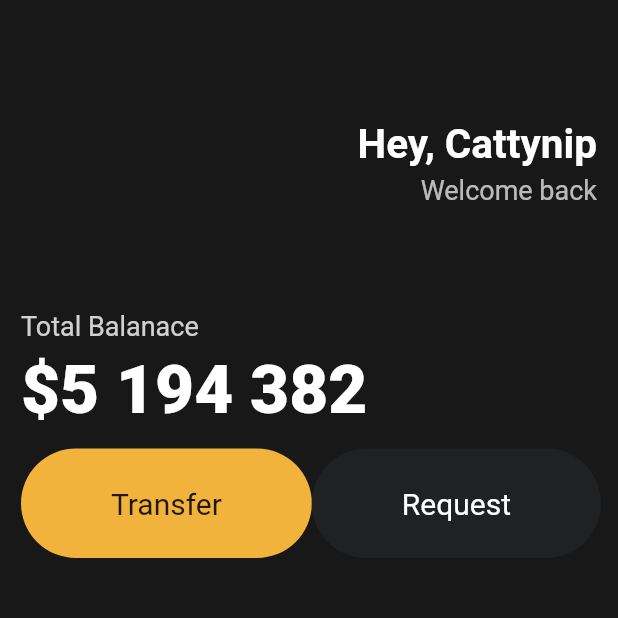
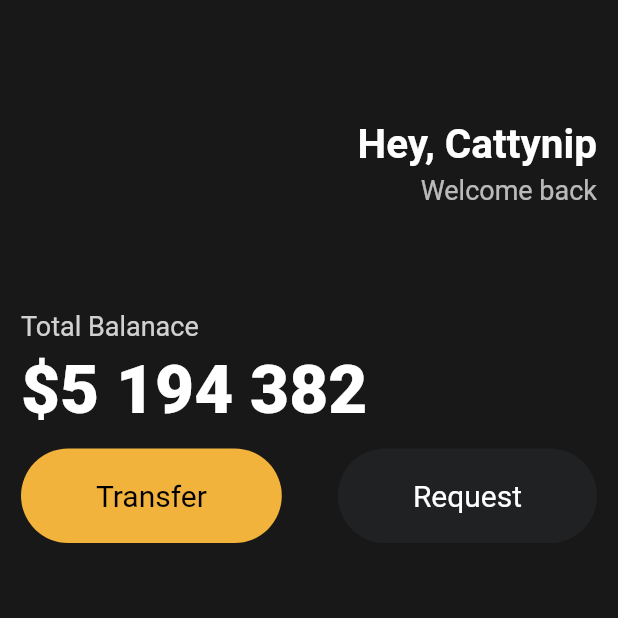
Before and after one commit to cattynip/kirvy-mobile, a Flutter app: the screen it shows after launch, on a phone screen of 412 x 824 dp, the top half of it. Run offline on Flutter 3.47's test engine with Material 2 defaults, Android fonts, the phone set to English and light mode, and no system bars.

Commit message:
#3.5 Reusable Widgets

```diff
--- a/lib/main.dart
+++ b/lib/main.dart
@@ -1,5 +1,5 @@
-import 'package:flutter/gestures.dart';
 import 'package:flutter/material.dart';
+import 'package:webtoonapp/widgets/button.dart';
 
 void main() {
   runApp(const App());
@@ -71,50 +71,19 @@ class App extends StatelessWidget {
               const SizedBox(
                 height: 13,
               ),
-              Row(
+              const Row(
                 mainAxisAlignment: MainAxisAlignment.spaceBetween,
                 children: [
-                  Container(
-                    decoration: const BoxDecoration(
-                      color: Color(0xFFF1B33B),
-                      borderRadius: BorderRadius.all(
-                        Radius.circular(45),
-                      ),
-                    ),
-                    child: const Padding(
-                      padding: EdgeInsets.symmetric(
-                        vertical: 25,
-                        horizontal: 60,
-                      ),
-                      child: Text(
-                        "Transfer",
-                        style: TextStyle(
-                          fontSize: 20,
-                        ),
-                      ),
-                    ),
+                  Button(
+                    text: "Transfer",
+                    textColor: Colors.black,
+                    bgColor: Color(0xFFF1B33B),
                   ),
-                  Container(
-                    decoration: const BoxDecoration(
-                      color: Color(0xFF1F2123),
-                      borderRadius: BorderRadius.all(
-                        Radius.circular(45),
-                      ),
-                    ),
-                    child: const Padding(
-                      padding: EdgeInsets.symmetric(
-                        vertical: 25,
-                        horizontal: 60,
-                      ),
-                      child: Text(
-                        "Request",
-                        style: TextStyle(
-                          color: Colors.white,
-                          fontSize: 20,
-                        ),
-                      ),
-                    ),
-                  )
+                  Button(
+                    text: "Request",
+                    textColor: Colors.white,
+                    bgColor: Color(0xFF1F2123),
+                  ),
                 ],
               ),
             ],
--- /dev/null
+++ b/lib/widgets/button.dart
@@ -0,0 +1,39 @@
+import 'package:flutter/material.dart';
+
+class Button extends StatelessWidget {
+  final String text;
+  final Color bgColor;
+  final Color textColor;
+
+  const Button({
+    required this.text,
+    required this.bgColor,
+    required this.textColor,
+    super.key,
+  });
+
+  @override
+  Widget build(BuildContext context) {
+    return Container(
+      decoration: BoxDecoration(
+        color: bgColor,
+        borderRadius: const BorderRadius.all(
+          Radius.circular(45),
+        ),
+      ),
+      child: Padding(
+        padding: const EdgeInsets.symmetric(
+          vertical: 20,
+          horizontal: 50,
+        ),
+        child: Text(
+          text,
+          style: TextStyle(
+            fontSize: 20,
+            color: textColor,
+          ),
+        ),
+      ),
+    );
+  }
+}
```
